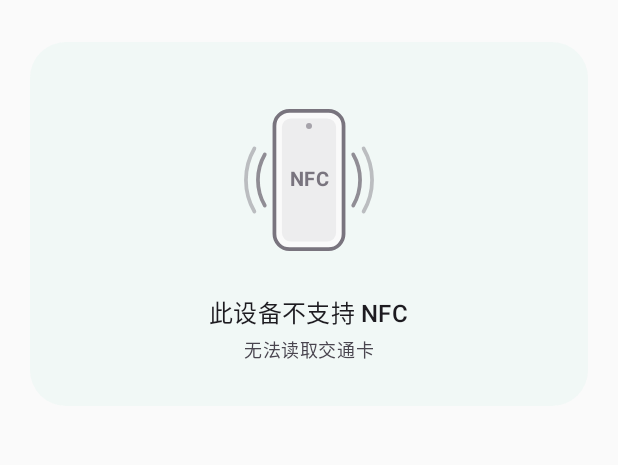
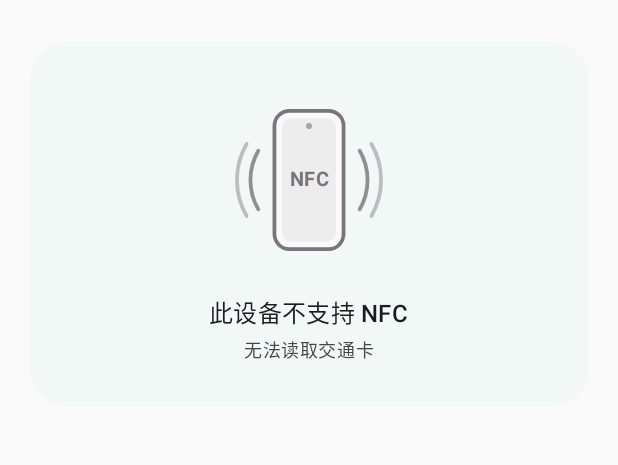
Before and after one commit to SodiumNya/pitto, an Android app built with Jetpack Compose: the screen it shows after launch (MainActivity), on a phone screen of 412 x 824 dp, the part 98-563 px from its top. Run offline under Robolectric (Android 15) with nearby library versions, the phone set to English and light mode, and no system bars; network calls fail.

Commit message:
Tap hint: more space between phone and waves
Co-Authored-By: Claude Opus 5.5 <noreply@anthropic.com>

```diff
--- a/app/src/main/java/app/jpcard/reader/ui/Common.kt
+++ b/app/src/main/java/app/jpcard/reader/ui/Common.kt
@@ -100,7 +100,7 @@ fun TapHint(reading: Boolean, enabled: Boolean, errorTick: Int, modifier: Modifi
             // 左右两组感应波纹，以手机中心为圆心
             val c = Offset(w / 2, h / 2)
             for (i in 0..1) {
-                val r = phoneSize.width / 2 + (11 + i * 8).dp.toPx()
+                val r = phoneSize.width / 2 + (16 + i * 9).dp.toPx()
                 val alpha = 0.8f - i * 0.35f
                 for (start in listOf(-30f, 150f)) {
                     drawArc(
```
